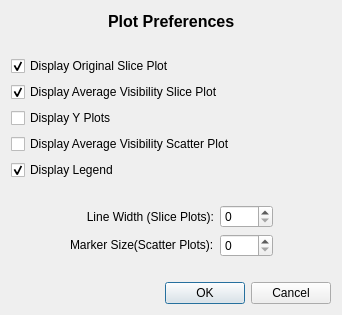
Above: code/guitools/Feather/Preferences.ui from radio-astro/casa before the change. Below: the same form after it.
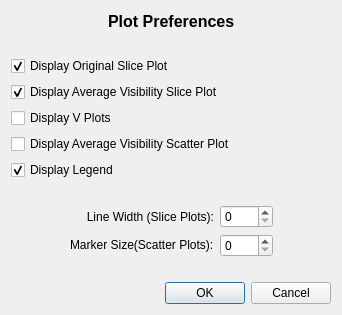
That is the form after the change.

What changed in the file:
```diff
--- a/code/guitools/Feather/Preferences.ui
+++ b/code/guitools/Feather/Preferences.ui
@@ -145,7 +145,7 @@
         <string>Checking this box will remove the Y plots from the display.</string>
        </property>
        <property name="text">
-        <string>Display Y Plots</string>
+        <string>Display V Plots</string>
        </property>
       </widget>
      </item>
```
